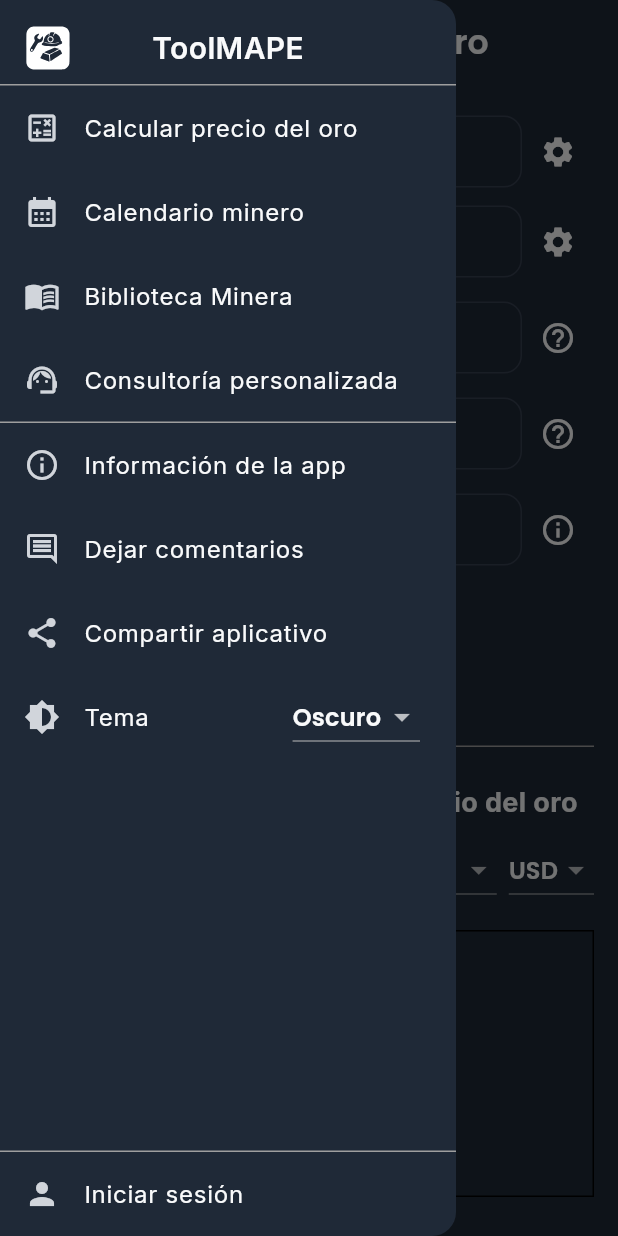
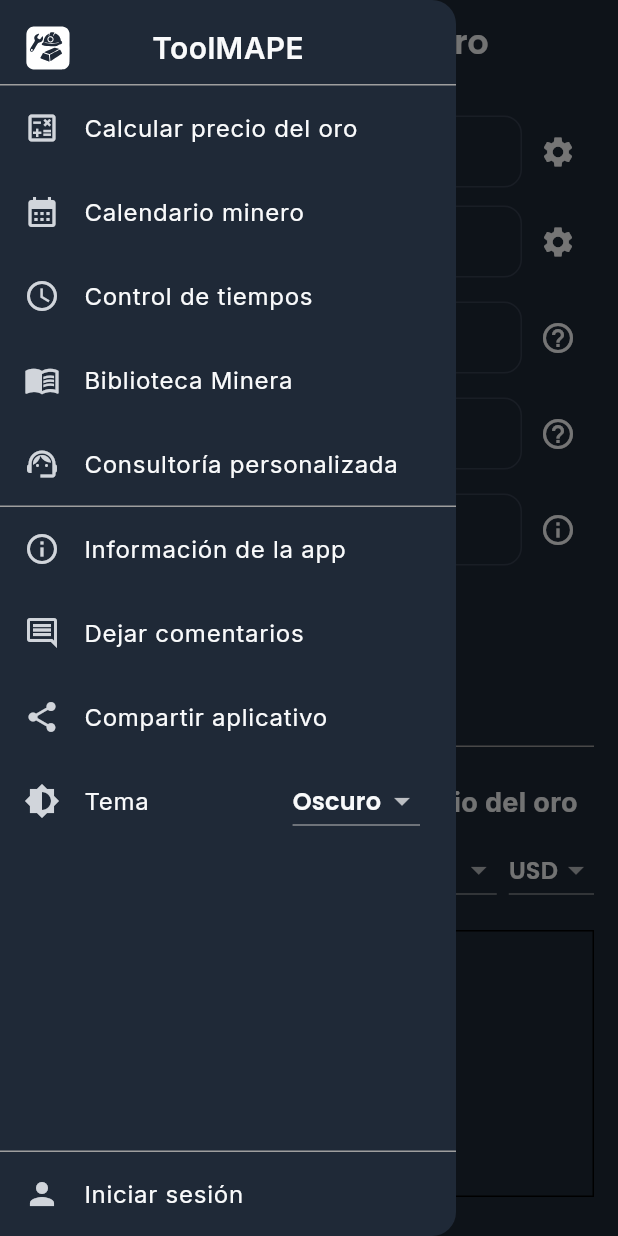
Before and after one commit to DeyviRodrigo/toolmape, a Flutter app: the screen it shows after launch, with the side drawer open, on a phone screen of 412 x 824 dp. Run offline on Flutter 3.47's test engine with Material 3 defaults, Android fonts, the phone set to English and light mode, and no system bars; drawn by our look-alikes of fl_chart; our stand-ins replace flutter_dotenv, flutter_local_notifications, flutter_riverpod, flutter_svg, google_fonts, shared_preferences and 3 more; accounts and stored records are empty; network calls fail.

Commit message:
Add Control de tiempos menu and placeholder page

```diff
--- a/lib/app/bootstrap/bootstrap.dart
+++ b/lib/app/bootstrap/bootstrap.dart
@@ -8,6 +8,7 @@ import 'package:flutter_localizations/flutter_localizations.dart';
 import 'package:toolmape/features/calendar/infrastructure/services/notifications.dart';
 import 'package:toolmape/features/calculator/presentation/pages/calculadora_page.dart';
 import 'package:toolmape/features/calendar/presentation/pages/calendario_page.dart';
+import 'package:toolmape/features/control_tiempos/presentation/pages/control_tiempos_page.dart';
 import 'package:toolmape/features/general/presentation/pages/splash_page.dart';
 import 'package:toolmape/features/general/presentation/pages/informacion_page.dart';
 import 'package:toolmape/app/router/routes.dart';
@@ -71,6 +72,7 @@ class ToolMAPEApp extends ConsumerWidget {
         routeSplash: (_) => const SplashPage(),
         routeCalculadora: (_) => const CalculadoraPage(),
         routeCalendario: (_) => const CalendarioPage(),
+        routeControlTiempos: (_) => const ControlTiemposPage(),
         routeInformacion: (_) => const InformacionPage(),
       },
     );
--- a/lib/app/router/routes.dart
+++ b/lib/app/router/routes.dart
@@ -1,4 +1,5 @@
 const String routeSplash = '/';
 const String routeCalculadora = '/calculadora';
 const String routeCalendario = '/calendario';
+const String routeControlTiempos = '/control-tiempos';
 const String routeInformacion = '/informacion';
--- a/lib/app/shell/app_shell.dart
+++ b/lib/app/shell/app_shell.dart
@@ -9,6 +9,7 @@ class AppShell extends StatelessWidget {
   final List<MenuOption<VoidCallback>> actions;
   final VoidCallback onGoToCalculadora;
   final VoidCallback onGoToCalendario;
+  final VoidCallback onGoToControlTiempos;
   final VoidCallback onGoToInformacion;
 
   const AppShell({
@@ -17,6 +18,7 @@ class AppShell extends StatelessWidget {
     required this.body,
     required this.onGoToCalculadora,
     required this.onGoToCalendario,
+    required this.onGoToControlTiempos,
     required this.onGoToInformacion,
     this.actions = const [],
   });
@@ -28,6 +30,7 @@ class AppShell extends StatelessWidget {
       drawer: AppDrawer(
         onGoToCalculadora: onGoToCalculadora,
         onGoToCalendario: onGoToCalendario,
+        onGoToControlTiempos: onGoToControlTiempos,
         onGoToInformacion: onGoToInformacion,
       ),
       appBar: AppBar(
--- a/lib/features/calculator/presentation/pages/calculadora_page.dart
+++ b/lib/features/calculator/presentation/pages/calculadora_page.dart
@@ -155,6 +155,8 @@ class _CalculadoraPageState extends ConsumerState<CalculadoraPage> {
           Navigator.pushReplacementNamed(context, routeCalculadora),
       onGoToCalendario: () =>
           Navigator.pushReplacementNamed(context, routeCalendario),
+      onGoToControlTiempos: () =>
+          Navigator.pushReplacementNamed(context, routeControlTiempos),
       onGoToInformacion: () =>
           Navigator.pushReplacementNamed(context, routeInformacion),
       body: Padding(
--- a/lib/features/calendar/presentation/pages/calendario_page.dart
+++ b/lib/features/calendar/presentation/pages/calendario_page.dart
@@ -163,6 +163,8 @@ class _CalendarioPageState extends ConsumerState<CalendarioPage> {
           Navigator.pushReplacementNamed(context, routeCalculadora),
       onGoToCalendario: () =>
           Navigator.pushReplacementNamed(context, routeCalendario),
+      onGoToControlTiempos: () =>
+          Navigator.pushReplacementNamed(context, routeControlTiempos),
       onGoToInformacion: () =>
           Navigator.pushReplacementNamed(context, routeInformacion),
       actions: [
--- a/lib/features/general/presentation/organisms/app_drawer.dart
+++ b/lib/features/general/presentation/organisms/app_drawer.dart
@@ -11,11 +11,13 @@ class AppDrawer extends StatelessWidget {
     super.key,
     required this.onGoToCalculadora,
     required this.onGoToCalendario,
+    required this.onGoToControlTiempos,
     required this.onGoToInformacion,
   });
 
   final VoidCallback onGoToCalculadora;
   final VoidCallback onGoToCalendario;
+  final VoidCallback onGoToControlTiempos;
   final VoidCallback onGoToInformacion;
 
   void _go(BuildContext context, VoidCallback callback) {
@@ -88,6 +90,11 @@ class AppDrawer extends StatelessWidget {
                         icon: Icons.calendar_month,
                         title: 'Calendario minero',
                         onTap: () => _go(context, onGoToCalendario),
+                      ),
+                      AppDrawerItem(
+                        icon: Icons.access_time,
+                        title: 'Control de tiempos',
+                        onTap: () => _go(context, onGoToControlTiempos),
                       ),
                       AppDrawerItem(
                         icon: Icons.menu_book_outlined,
--- a/lib/features/general/presentation/pages/informacion_page.dart
+++ b/lib/features/general/presentation/pages/informacion_page.dart
@@ -51,6 +51,8 @@ class InformacionPage extends StatelessWidget {
           Navigator.pushReplacementNamed(context, routeCalculadora),
       onGoToCalendario: () =>
           Navigator.pushReplacementNamed(context, routeCalendario),
+      onGoToControlTiempos: () =>
+          Navigator.pushReplacementNamed(context, routeControlTiempos),
       onGoToInformacion: () =>
           Navigator.pushReplacementNamed(context, routeInformacion),
       body: SingleChildScrollView(
```
Also changed, not shown: lib/features/control_tiempos/presentation/pages/control_tiempos_page.dart (added, +93 -0 lines).
